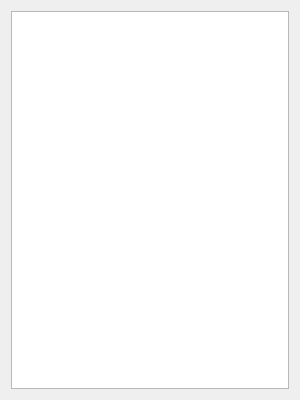
First picture: the form in src/widgets/label_list/form.ui, repository J094/label-anything, before the edit.
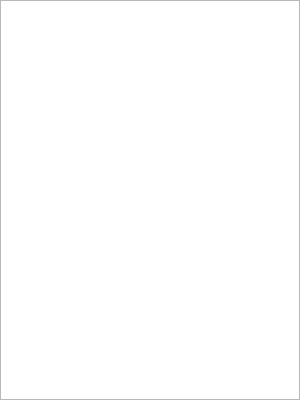
Second picture: the form after the edit.

```diff
--- a/src/widgets/label_list/form.ui
+++ b/src/widgets/label_list/form.ui
@@ -14,6 +14,21 @@
    <string>LabelList</string>
   </property>
   <layout class="QVBoxLayout" name="verticalLayout">
+   <property name="spacing">
+    <number>0</number>
+   </property>
+   <property name="leftMargin">
+    <number>0</number>
+   </property>
+   <property name="topMargin">
+    <number>0</number>
+   </property>
+   <property name="rightMargin">
+    <number>0</number>
+   </property>
+   <property name="bottomMargin">
+    <number>0</number>
+   </property>
    <item>
     <widget class="QListWidget" name="listWidget_labels"/>
    </item>
```
Left out of the diff: 2 changed lines with no effect on the pictures.
